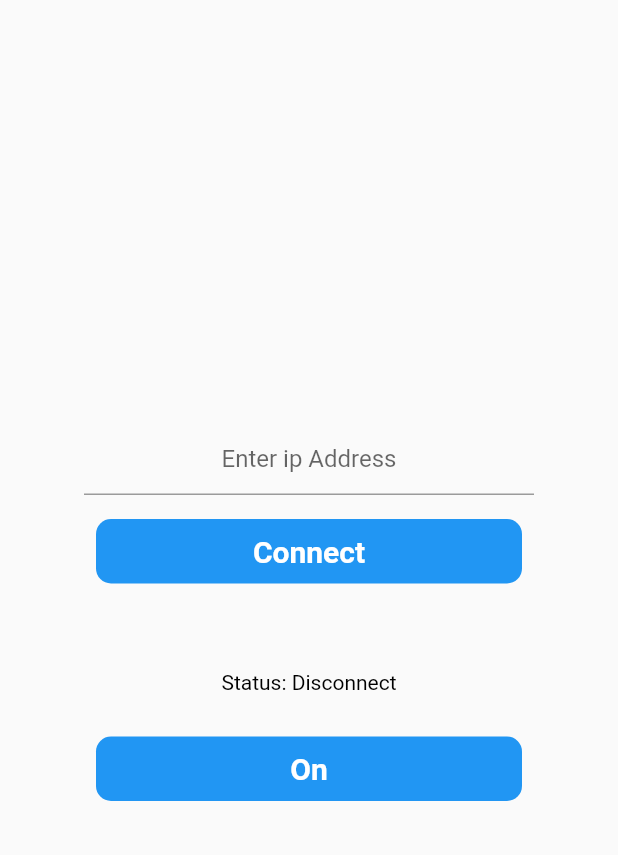
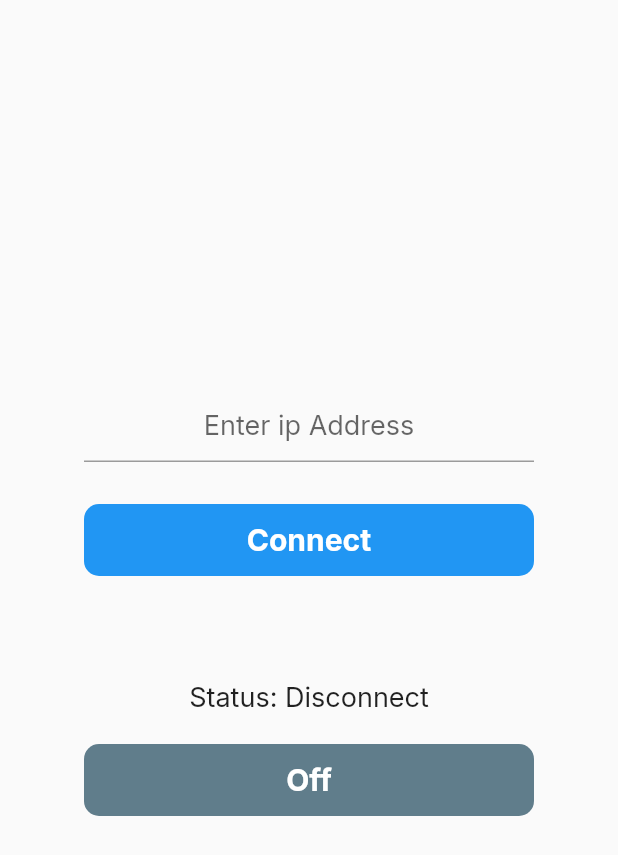
Before and after one commit to athiruj/websocket_demo_app, a Flutter app: the screen it shows after launch, on a phone screen of 412 x 824 dp. Shown: the top 855 px of the screen. Run offline on Flutter 3.47's test engine with Material 2 defaults, Android fonts, the phone set to English and light mode, and no system bars; our stand-ins replace google_fonts; missing offline and left inert: alert; Roboto replaces fonts that are missing (Kanit).

Commit message:
Updete UI

```diff
--- a/lib/main.dart
+++ b/lib/main.dart
@@ -29,14 +29,17 @@ class MyHomePage extends StatefulWidget {
 }
 
 class _MyHomePageState extends State<MyHomePage> {
+  bool connnect = false;
+  bool ledState = false;
   TextEditingController uriController = TextEditingController();
 
   void connectSocket(String strUri) async {
-    final channel = WebSocketChannel.connect(Uri.parse(strUri));
-    channel.stream.listen((event) {
-      channel.sink.add("received");
-      channel.sink.close(status.goingAway);
-    });
+    print("ws://${strUri}");
+    // final channel = WebSocketChannel.connect(Uri.parse(strUri));
+    // channel.stream.listen((event) {
+    //   channel.sink.add("received");
+    //   channel.sink.close(status.goingAway);
+    // });
   }
 
   @override
@@ -49,12 +52,9 @@ class _MyHomePageState extends State<MyHomePage> {
     super.initState();
   }
 
-  bool connnect = false;
   @override
   Widget build(BuildContext context) {
-    return DefaultTextStyle(
-      style: GoogleFonts.kanit(fontSize: 18),
-      child: LayoutBuilder(
+    return LayoutBuilder(
         builder: (BuildContext context, BoxConstraints viewportConstraints) {
       return Scaffold(
         body: SingleChildScrollView(
@@ -70,9 +70,6 @@ class _MyHomePageState extends State<MyHomePage> {
                   children: <Widget>[
                     // ! Setting part
                     Column(
-                        mainAxisAlignment: MainAxisAlignment.center,
-                        crossAxisAlignment: CrossAxisAlignment.center,
-                        mainAxisSize: MainAxisSize.max,
                       children: [
                         SizedBox(
                           height: 56,
@@ -80,35 +77,44 @@ class _MyHomePageState extends State<MyHomePage> {
                           child: TextField(
                             controller: uriController,
                             textAlign: TextAlign.center,
+                            style: GoogleFonts.inter(fontSize: 18),
                             decoration: InputDecoration(
+
+
                               hintText: "Enter ip Address",
-                                hintStyle: GoogleFonts.kanit(fontSize: 16),
-                              ),
-                              onSubmitted: (value) {
-                                connectSocket(value);
-                              },
+                              hintStyle: GoogleFonts.inter(fontSize: 18),
                             ),
                           ),
-                          TextButton(
-                            child: Container(
-                              width: 300,
-                              decoration: const BoxDecoration(
-                                  color: Colors.blue,
-                                  borderRadius:
-                                      BorderRadius.all(Radius.circular(10))),
-                              child: Padding(
-                                padding: const EdgeInsets.all(10.0),
+                        ),
+                        Padding(
+                          padding: const EdgeInsets.symmetric(vertical: 20.0),
+                          child: FilledButton(
+                            style: ButtonStyle(
+                              shape: MaterialStateProperty.all(
+                                  RoundedRectangleBorder(
+                                      borderRadius: BorderRadius.circular(10))),
+                              fixedSize: MaterialStateProperty.resolveWith(
+                                  (states) => const Size(300, 48)),
+                              backgroundColor:
+                                  MaterialStateColor.resolveWith((states) {
+                                if (states.contains(MaterialState.pressed)) {
+                                  return Colors.blueGrey;
+                                }
+                                return Colors.blue;
+                              }),
+                            ),
                             child: Text(
                               "Connect",
-                                  style: GoogleFonts.kanit(
+                              style: GoogleFonts.inter(
                                   fontSize: 20,
                                   fontWeight: FontWeight.bold,
                                   color: Colors.white),
                               textAlign: TextAlign.center,
                             ),
+                            onPressed: () {
+                              connectSocket(uriController.text);
+                            },
                           ),
-                            ),
-                            onPressed: () {},
                         )
                       ],
                     ),
@@ -122,31 +128,38 @@ class _MyHomePageState extends State<MyHomePage> {
                             connnect
                                 ? "Status: Connected"
                                 : "Status: Disconnect",
-                            style: const TextStyle(color: Colors.black),
+                            style: GoogleFonts.inter(fontSize: 18)),
+                        Padding(
+                          padding: const EdgeInsets.symmetric(vertical: 20.0),
+                          child: TextButton(
+                            style: ButtonStyle(
+                              shape: MaterialStateProperty.all(
+                                  RoundedRectangleBorder(
+                                      borderRadius: BorderRadius.circular(10))),
+                              fixedSize: MaterialStateProperty.resolveWith(
+                                  (states) => const Size(300, 48)),
+                              backgroundColor:
+                                  MaterialStateColor.resolveWith((states) {
+                                if (states.contains(MaterialState.pressed)) {
+                                  return Colors.blueGrey;
+                                }
+                                return ledState ? Colors.blue : Colors.blueGrey;
+                              }),
                             ),
-                          const SizedBox(
-                            height: 20,
-                          ),
-                          TextButton(
-                            child: Container(
-                              width: 300,
-                              decoration: const BoxDecoration(
-                                  color: Colors.blue,
-                                  borderRadius:
-                                      BorderRadius.all(Radius.circular(10))),
-                              child: Padding(
-                                padding: const EdgeInsets.all(10.0),
                             child: Text(
-                                  "On",
-                                  style: GoogleFonts.kanit(
+                              ledState ? "On" : "Off",
+                              style: GoogleFonts.inter(
                                   fontSize: 20,
                                   fontWeight: FontWeight.bold,
                                   color: Colors.white),
                               textAlign: TextAlign.center,
                             ),
+                            onPressed: () {
+                              setState(() {
+                                ledState = !ledState;
+                              });
+                            },
                           ),
-                            ),
-                            onPressed: () {},
                         )
                       ],
                     )
@@ -155,7 +168,6 @@ class _MyHomePageState extends State<MyHomePage> {
           ),
         ),
       );
-      }),
-    );
+    });
   }
 }
```
Lines whose indentation alone changed are shown as unchanged.
